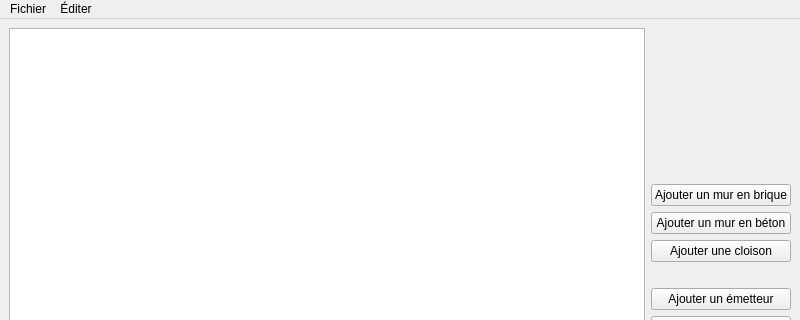
Before: the Qt Designer form mainwindow.ui in mathphi/TelecomPhysics_ProjectBA3, drawn with Qt 5; both pictures show x 0 to 800 and y 0 to 320 of the 800 by 600 pixel window.
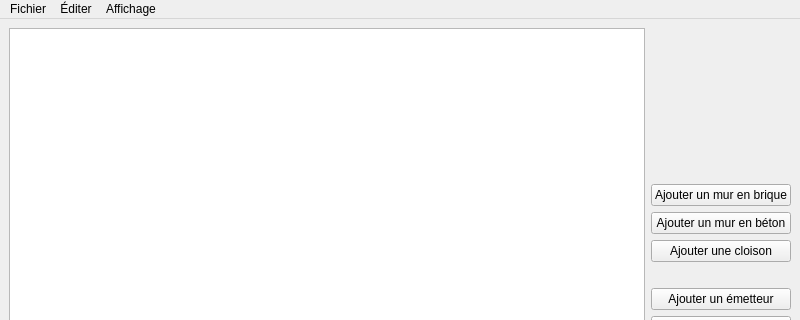
After: the same form once the commit is applied. Icons and pictures are not drawn.

```diff
--- a/mainwindow.ui
+++ b/mainwindow.ui
@@ -144,7 +144,7 @@
      <x>0</x>
      <y>0</y>
      <width>800</width>
-     <height>26</height>
+     <height>22</height>
     </rect>
    </property>
    <widget class="QMenu" name="menuFile">
@@ -170,8 +170,19 @@
     <addaction name="actionEraseObject"/>
     <addaction name="actionEraseAll"/>
    </widget>
+   <widget class="QMenu" name="menuAffichage">
+    <property name="title">
+     <string>Affichage</string>
+    </property>
+    <addaction name="actionZoomIn"/>
+    <addaction name="actionZoomOut"/>
+    <addaction name="separator"/>
+    <addaction name="actionZoomReset"/>
+    <addaction name="actionZoomBest"/>
+   </widget>
    <addaction name="menuFile"/>
    <addaction name="menuEdit"/>
+   <addaction name="menuAffichage"/>
   </widget>
   <widget class="QStatusBar" name="statusbar"/>
   <action name="actionOpen">
```
Left out of the diff: 20 changed lines with no effect on the pictures.
